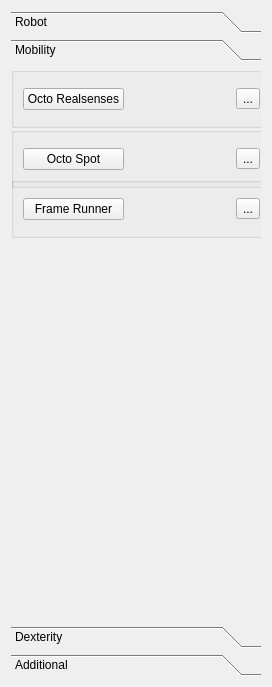
RRL-ALeRT/alert_dashboard_rqt, file resource/mainwindow.ui: the form before one commit.
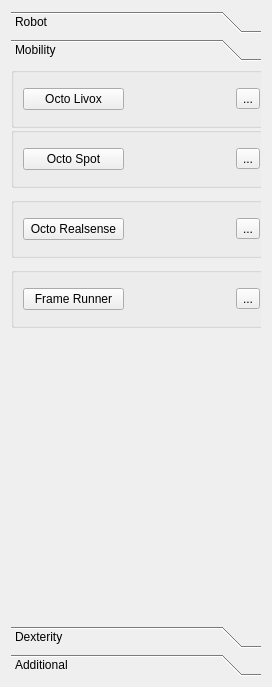
The form after the commit. The open tabs and pages were chosen to show the change.

```diff
--- a/resource/mainwindow.ui
+++ b/resource/mainwindow.ui
@@ -350,7 +350,7 @@
         <x>0</x>
         <y>0</y>
         <width>254</width>
-        <height>545</height>
+        <height>525</height>
        </rect>
       </property>
       <attribute name="label">
@@ -375,7 +375,7 @@
            <bool>false</bool>
           </property>
           <property name="text">
-           <string>Octo Realsenses</string>
+           <string>Octo Livox</string>
           </property>
           <property name="checkable">
            <bool>true</bool>
@@ -411,7 +411,7 @@
        <property name="geometry">
         <rect>
          <x>0</x>
-         <y>110</y>
+         <y>200</y>
          <width>261</width>
          <height>61</height>
         </rect>
@@ -509,6 +509,57 @@
         </item>
        </layout>
       </widget>
+      <widget class="QGroupBox" name="octo_realsense">
+       <property name="geometry">
+        <rect>
+         <x>0</x>
+         <y>130</y>
+         <width>261</width>
+         <height>61</height>
+        </rect>
+       </property>
+       <property name="title">
+        <string/>
+       </property>
+       <layout class="QGridLayout" name="gridLayout_20">
+        <item row="0" column="0">
+         <widget class="QPushButton" name="octo_realsense_push">
+          <property name="autoFillBackground">
+           <bool>false</bool>
+          </property>
+          <property name="text">
+           <string>Octo Realsense</string>
+          </property>
+          <property name="checkable">
+           <bool>true</bool>
+          </property>
+          <property name="checked">
+           <bool>false</bool>
+          </property>
+          <property name="flat">
+           <bool>false</bool>
+          </property>
+         </widget>
+        </item>
+        <item row="0" column="2">
+         <widget class="QToolButton" name="octo_realsense_tool">
+          <property name="text">
+           <string>...</string>
+          </property>
+         </widget>
+        </item>
+        <item row="0" column="1">
+         <widget class="QLabel" name="octo_realsense_label">
+          <property name="styleSheet">
+           <string notr="true">font: 75 10pt &quot;Noto Sans&quot;;</string>
+          </property>
+          <property name="text">
+           <string/>
+          </property>
+         </widget>
+        </item>
+       </layout>
+      </widget>
      </widget>
      <widget class="QWidget" name="dexterity">
       <property name="geometry">
```
Left out of the diff: 71 changed lines with no effect on the pictures.
